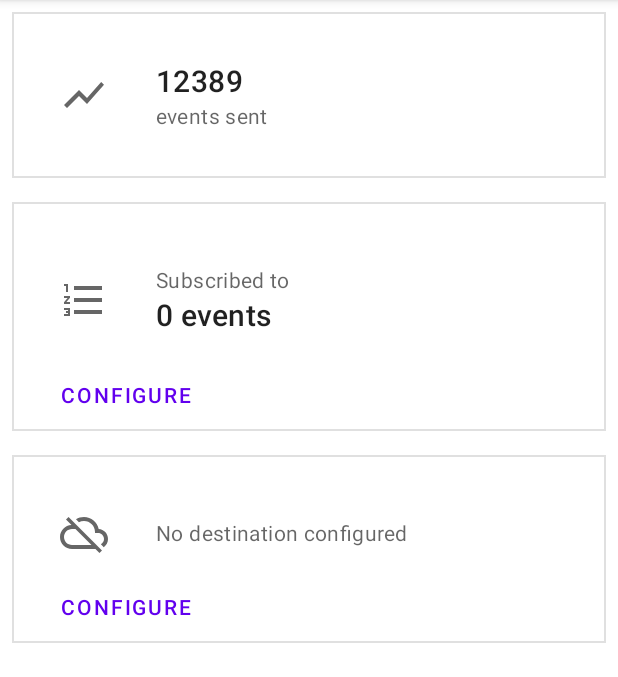
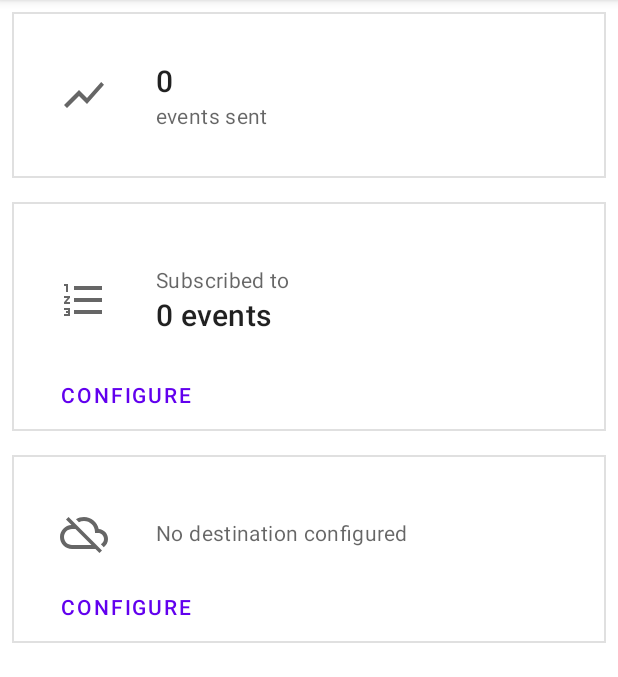
Before and after one commit to rolsdorph/fluxdroid, an Android app: the screen it shows after launch (MainActivity), on a phone screen of 412 x 824 dp, the part 84-761 px from its top. Run offline under Robolectric (Android 15) with nearby library versions, the phone set to English and light mode, and no system bars; our stand-ins replace Room's generated code, RxJava, navigation-ui; Roboto replaces fonts that are not available here.

Commit message:
Implement an events database, wire up the event count overview UI

```diff
--- a/app/build.gradle
+++ b/app/build.gradle
@@ -39,4 +39,9 @@ dependencies {
     def nav_version = "2.4.1"
     implementation "androidx.navigation:navigation-fragment:$nav_version"
     implementation "androidx.navigation:navigation-ui:$nav_version"
+
+    def room_version = "2.4.1"
+    implementation "androidx.room:room-runtime:$room_version"
+    annotationProcessor "androidx.room:room-compiler:$room_version"
+    implementation "androidx.room:room-rxjava3:$room_version"
 }
--- /dev/null
+++ b/app/src/main/java/io/rolsdorph/fluxdroid/EventRepository.java
@@ -0,0 +1,30 @@
+package io.rolsdorph.fluxdroid;
+
+import android.content.Context;
+
+import androidx.lifecycle.LiveData;
+import androidx.room.Room;
+
+import java.util.concurrent.CompletableFuture;
+
+import io.reactivex.rxjava3.core.Completable;
+import io.rolsdorph.fluxdroid.db.AppDatabase;
+import io.rolsdorph.fluxdroid.db.ResultType;
+import io.rolsdorph.fluxdroid.db.SentEvent;
+
+public final class EventRepository {
+    private final AppDatabase db;
+
+    public EventRepository(Context context) {
+        db = Room.databaseBuilder(context, AppDatabase.class, AppDatabase.DB_NAME).build();
+    }
+
+    public LiveData<Integer> getTotalSuccessCount() {
+        return db.sentEventDao().getTotalCountWithResult(ResultType.Success);
+    }
+
+    public Completable writeEvent(SentEvent event) {
+        return db.sentEventDao().insertEvents(event);
+    }
+
+}
--- a/app/src/main/java/io/rolsdorph/fluxdroid/EventType.java
+++ b/app/src/main/java/io/rolsdorph/fluxdroid/EventType.java
@@ -1,6 +1,6 @@
 package io.rolsdorph.fluxdroid;
 
-enum EventType {
+public enum EventType {
     SystemStartup(R.string.evt_system_startup),
     IncomingCall(R.string.evt_incoming_call),
     OutgoingCall(R.string.evt_outgoing_call),
--- a/app/src/main/java/io/rolsdorph/fluxdroid/OverviewFragment.java
+++ b/app/src/main/java/io/rolsdorph/fluxdroid/OverviewFragment.java
@@ -8,6 +8,7 @@ import android.widget.TextView;
 import androidx.annotation.NonNull;
 import androidx.annotation.Nullable;
 import androidx.fragment.app.Fragment;
+import androidx.lifecycle.LiveData;
 import androidx.navigation.Navigation;
 
 public class OverviewFragment extends Fragment {
@@ -21,14 +22,25 @@ public class OverviewFragment extends Fragment {
 
         SinkConfigRepository sinkConfigRepository = new SinkConfigRepository(getContext());
         EventSelectionRepository eventSelectionRepository = new EventSelectionRepository(getContext());
+        EventRepository eventRepository = new EventRepository(getContext());
 
-        int numEvents = eventSelectionRepository.getEventCount();
-        TextView eventCountText = view.findViewById(R.id.eventCountText);
-        eventCountText.setText(getResources().getQuantityString(R.plurals.num_events, numEvents, numEvents));
+        // Total number of events
+        TextView eventCountNumber = view.findViewById(R.id.numEventsSentCount);
+        TextView eventCountText = view.findViewById(R.id.numEventsSentText);
+        LiveData<Integer> numSentEvents = eventRepository.getTotalSuccessCount();
+        numSentEvents.observe(getViewLifecycleOwner(), (Integer newCount) -> {
+            eventCountNumber.setText(String.valueOf(newCount));
+            eventCountText.setText(getResources().getQuantityString(R.plurals.num_events_sent, newCount));
+        });
 
+        // Selected events
+        int numSelectedEvents = eventSelectionRepository.getEventCount();
+        TextView selectedEventsCountText = view.findViewById(R.id.selectedEventsCountText);
+        selectedEventsCountText.setText(getResources().getQuantityString(R.plurals.num_events, numSelectedEvents, numSelectedEvents));
         view.findViewById(R.id.btnConfigureEvents).setOnClickListener(b -> Navigation.findNavController(view).navigate(R.id.action_overviewFragment_to_eventSelectionFragment));
         view.findViewById(R.id.btnConfigureSink).setOnClickListener(b -> Navigation.findNavController(view).navigate(R.id.action_overviewFragment_to_sinkConfigFragment));
 
+        // Sink configuration
         ImageView imageView = view.findViewById(R.id.sinkIcon);
         View sinkTextConfigured = view.findViewById(R.id.sinkTextConfigured);
         View sinkTextNotConfigured = view.findViewById(R.id.sinkTextNotConfigured);
--- /dev/null
+++ b/app/src/main/java/io/rolsdorph/fluxdroid/db/AppDatabase.java
@@ -0,0 +1,13 @@
+package io.rolsdorph.fluxdroid.db;
+
+import androidx.room.Database;
+import androidx.room.RoomDatabase;
+import androidx.room.TypeConverters;
+
+@Database(entities = {SentEvent.class}, version = 1)
+@TypeConverters({Converters.class})
+public abstract class AppDatabase extends RoomDatabase {
+    public static final String DB_NAME = "fluxdroid_db";
+
+    public abstract SentEventDao sentEventDao();
+}
--- /dev/null
+++ b/app/src/main/java/io/rolsdorph/fluxdroid/db/ResultType.java
@@ -0,0 +1,5 @@
+package io.rolsdorph.fluxdroid.db;
+
+public enum ResultType {
+    Success, UnexpectedResponseCode, UnknownError
+}
--- /dev/null
+++ b/app/src/main/java/io/rolsdorph/fluxdroid/db/SentEventDao.java
@@ -0,0 +1,18 @@
+package io.rolsdorph.fluxdroid.db;
+
+import androidx.lifecycle.LiveData;
+import androidx.room.Dao;
+import androidx.room.Insert;
+import androidx.room.OnConflictStrategy;
+import androidx.room.Query;
+
+import io.reactivex.rxjava3.core.Completable;
+
+@Dao
+public interface SentEventDao {
+    @Query("SELECT COUNT(*) FROM sent_events WHERE result_type = :resultType")
+    LiveData<Integer> getTotalCountWithResult(ResultType resultType);
+
+    @Insert(onConflict = OnConflictStrategy.REPLACE)
+    Completable insertEvents(SentEvent... events);
+}
--- a/app/src/main/res/layout/overview_fragment.xml
+++ b/app/src/main/res/layout/overview_fragment.xml
@@ -44,15 +44,15 @@
                 app:layout_constraintTop_toTopOf="parent">
 
                 <TextView
+                    android:id="@+id/numEventsSentCount"
                     android:layout_width="wrap_content"
                     android:layout_height="wrap_content"
-                    android:text="12389"
                     android:textAppearance="?attr/textAppearanceHeadline6" />
 
                 <TextView
+                    android:id="@+id/numEventsSentText"
                     android:layout_width="wrap_content"
                     android:layout_height="wrap_content"
-                    android:text="@string/events_sent"
                     android:textAppearance="?attr/textAppearanceBody2"
                     android:textColor="?android:attr/textColorSecondary" />
 
@@ -104,7 +104,7 @@
                     android:textColor="?android:attr/textColorSecondary" />
 
                 <TextView
-                    android:id="@+id/eventCountText"
+                    android:id="@+id/selectedEventsCountText"
                     android:layout_width="wrap_content"
                     android:layout_height="wrap_content"
                     android:textAppearance="?attr/textAppearanceHeadline6" />
--- a/app/src/main/res/values/strings.xml
+++ b/app/src/main/res/values/strings.xml
@@ -4,7 +4,10 @@
     <!-- Overview screen -->
     <string name="configure">Configure</string>
 
-    <string name="events_sent">events sent</string>
+    <plurals name="num_events_sent">
+        <item quantity="one">event sent</item>
+        <item quantity="other">events sent</item>
+    </plurals>
 
     <string name="subscribed_to">Subscribed to</string>
     <plurals name="num_events">
```
Also changed, not shown: app/src/main/java/io/rolsdorph/fluxdroid/db/Converters.java (added, +17 -0 lines), app/src/main/java/io/rolsdorph/fluxdroid/db/SentEvent.java (added, +38 -0 lines).
